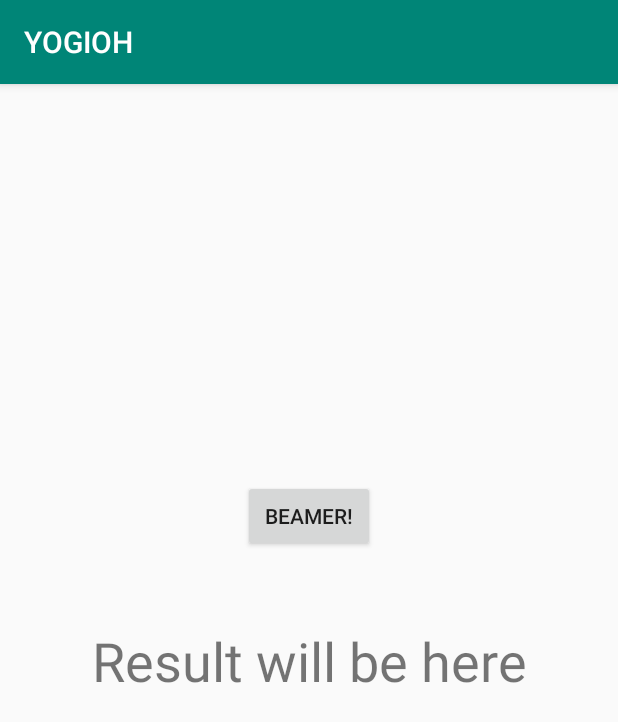
After one commit to deboxta/YoGiOh_CardCollector, an Android app: the BeamActivity screen opened directly, with no data from a screen before it, on a phone screen of 412 x 824 dp. The commit adds this screen. Shown: the top 722 px of the screen. Run offline under Robolectric (Android 15) with nearby library versions, the phone set to English and light mode, and no system bars; 1 statement that could not run was skipped.

Commit message:
Activity with nfc

```diff
--- a/app/src/main/java/ca/csf/mobile1/yogioh/activity/MainActivity.java
+++ b/app/src/main/java/ca/csf/mobile1/yogioh/activity/MainActivity.java
@@ -31,11 +31,13 @@ public class MainActivity extends AppCompatActivity
         super.onCreate(savedInstanceState);
         setContentView(R.layout.activity_main);
 
-        myDeck = findViewById(R.id.myDeck);
+//        myDeck = findViewById(R.id.myDeck);
 
         myDeck.setHasFixedSize(true);
         layoutManager = new LinearLayoutManager(this);
         myDeck.setLayoutManager(layoutManager);
+
+
     }
 
     private void notificationBuild()
--- /dev/null
+++ b/app/src/main/java/ca/csf/mobile1/yogioh/nfc/BeamActivity.java
@@ -0,0 +1,70 @@
+package ca.csf.mobile1.yogioh.nfc;
+
+import android.content.Intent;
+import android.nfc.NdefMessage;
+import android.nfc.NdefRecord;
+import android.nfc.NfcAdapter;
+import android.nfc.NfcEvent;
+import android.os.Bundle;
+import android.os.Parcelable;
+import android.widget.Button;
+import android.widget.TextView;
+import android.widget.Toast;
+
+import androidx.annotation.Nullable;
+import androidx.appcompat.app.AppCompatActivity;
+
+import ca.csf.mobile1.yogioh.R;
+
+public class BeamActivity extends AppCompatActivity implements NfcAdapter.CreateNdefMessageCallback {
+    private String idGivenCard;
+    private NdefMessage msg;
+    private NfcAdapter nfcAdapter;
+    private TextView idShower;
+    private Button buttonBeam;
+
+    @Override
+    protected void onCreate(@Nullable Bundle savedInstanceState) {
+        super.onCreate(savedInstanceState);
+        setContentView(R.layout.activity_beam);
+
+        idShower = findViewById(R.id.textView);
+        buttonBeam = findViewById(R.id.button);
+
+        nfcAdapter = NfcAdapter.getDefaultAdapter(this);
+        if (nfcAdapter == null){
+            Toast.makeText(this, "NFC not working properly", Toast.LENGTH_LONG).show();
+            finish();
+            return;
+        }
+        nfcAdapter.setNdefPushMessageCallback(this,this);
+    }
+
+    @Override
+    public NdefMessage createNdefMessage(NfcEvent event) {
+        idGivenCard = "15";
+        msg = new NdefMessage(new NdefRecord[] { NdefRecord.createMime( "application/com.example.android.beam", idGivenCard.getBytes())});
+
+        return msg;
+    }
+
+    @Override
+    protected void onResume() {
+        super.onResume();
+
+        if (NfcAdapter.ACTION_NDEF_DISCOVERED.equals(getIntent().getAction())){
+            processIntentData(getIntent());
+        }
+    }
+
+    @Override
+    protected void onNewIntent(Intent intent) {
+        super.onNewIntent(intent);
+    }
+
+    void processIntentData(Intent intent){
+        Parcelable[] rawMsgs = intent.getParcelableArrayExtra(NfcAdapter.EXTRA_NDEF_MESSAGES);
+        msg = (NdefMessage) rawMsgs[0];
+        idShower.setText(new String(msg.getRecords()[0].getPayload()));
+    }
+}
--- /dev/null
+++ b/app/src/main/res/layout/activity_beam.xml
@@ -0,0 +1,38 @@
+<?xml version="1.0" encoding="utf-8"?>
+<androidx.constraintlayout.widget.ConstraintLayout
+    xmlns:android="http://schemas.android.com/apk/res/android"
+    xmlns:app="http://schemas.android.com/apk/res-auto"
+    xmlns:tools="http://schemas.android.com/tools"
+    android:layout_width="match_parent"
+    android:layout_height="match_parent"
+    tools:context=".nfc.BeamActivity">
+
+    <TextView
+        android:id="@+id/textView"
+        android:layout_width="wrap_content"
+        android:layout_height="wrap_content"
+        android:layout_marginStart="8dp"
+        android:layout_marginTop="8dp"
+        android:layout_marginEnd="8dp"
+        android:layout_marginBottom="8dp"
+        android:text="@string/TEXT_BEAM_RESULT"
+        android:textSize="36sp"
+        app:layout_constraintBottom_toBottomOf="parent"
+        app:layout_constraintEnd_toEndOf="parent"
+        app:layout_constraintStart_toStartOf="parent"
+        app:layout_constraintTop_toTopOf="parent" />
+
+    <Button
+        android:id="@+id/button"
+        android:layout_width="wrap_content"
+        android:layout_height="wrap_content"
+        android:layout_marginStart="8dp"
+        android:layout_marginTop="8dp"
+        android:layout_marginEnd="8dp"
+        android:layout_marginBottom="200dp"
+        android:text="@string/TEXT_BUTTON"
+        app:layout_constraintBottom_toBottomOf="parent"
+        app:layout_constraintEnd_toEndOf="parent"
+        app:layout_constraintStart_toStartOf="parent"
+        app:layout_constraintTop_toTopOf="parent" />
+</androidx.constraintlayout.widget.ConstraintLayout>
--- a/app/src/main/res/values/strings.xml
+++ b/app/src/main/res/values/strings.xml
@@ -1,4 +1,6 @@
 <resources>
     <string name="app_name">YOGIOH</string>
+    <string name="TEXT_BEAM_RESULT">Result will be here</string>
+    <string name="TEXT_BUTTON">Beamer!</string>
     <string name="deck_title_text">Your Deck</string>
 </resources>
```
Also changed, not shown: app/src/main/AndroidManifest.xml (+12 -0 lines).
